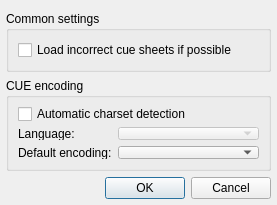
Above: qmmp/src/plugins/Input/cue/settingsdialog.ui from Greedysky/TTKMusicPlayer before the change. Below: the same form after it.
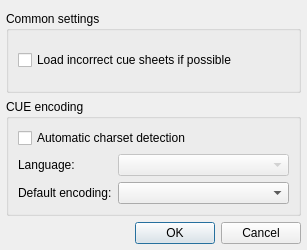
That is the form after the change.

Patch:
```diff
--- a/qmmp/src/plugins/Input/cue/settingsdialog.ui
+++ b/qmmp/src/plugins/Input/cue/settingsdialog.ui
@@ -6,20 +6,20 @@
    <rect>
     <x>0</x>
     <y>0</y>
-    <width>277</width>
-    <height>205</height>
+    <width>307</width>
+    <height>250</height>
    </rect>
   </property>
   <property name="minimumSize">
    <size>
     <width>277</width>
-    <height>205</height>
+    <height>250</height>
    </size>
   </property>
   <property name="maximumSize">
    <size>
-    <width>277</width>
-    <height>205</height>
+    <width>307</width>
+    <height>250</height>
    </size>
   </property>
   <property name="windowTitle">
```
